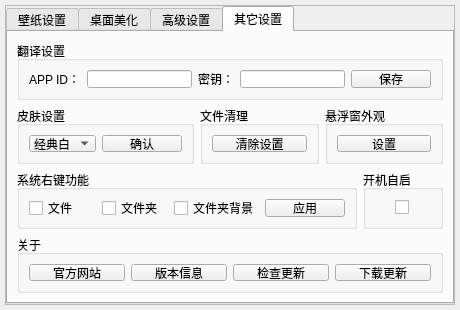
Qt form src/dialog.ui (yjmthu/Neobox) before a commit.
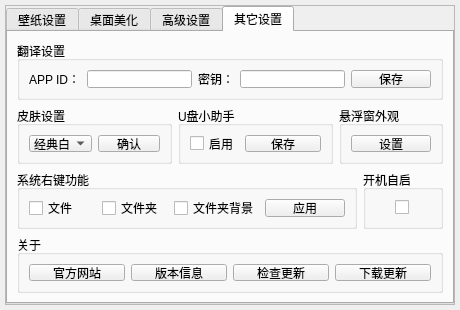
The same form after that commit. The open tabs and pages were chosen to show the change. Icons and pictures are not drawn.

```diff
--- a/src/dialog.ui
+++ b/src/dialog.ui
@@ -1531,9 +1531,16 @@
             <item>
              <widget class="QGroupBox" name="groupBox_18">
               <property name="title">
-               <string>文件清理</string>
+               <string>U盘小助手</string>
               </property>
               <layout class="QHBoxLayout" name="horizontalLayout_24">
+               <item>
+                <widget class="QCheckBox" name="checkBox">
+                 <property name="text">
+                  <string>启用</string>
+                 </property>
+                </widget>
+               </item>
                <item>
                 <widget class="QPushButton" name="pushButton_7">
                  <property name="cursor">
@@ -1543,7 +1550,7 @@
                   <string>&lt;html&gt;&lt;head/&gt;&lt;body&gt;&lt;p&gt;*清除用户的Speed Box设置,不清除已经下载图片和注册表，也不清除程序&lt;/p&gt;&lt;/body&gt;&lt;/html&gt;</string>
                  </property>
                  <property name="text">
-                  <string>清除设置</string>
+                  <string>保存</string>
                  </property>
                 </widget>
                </item>
```
